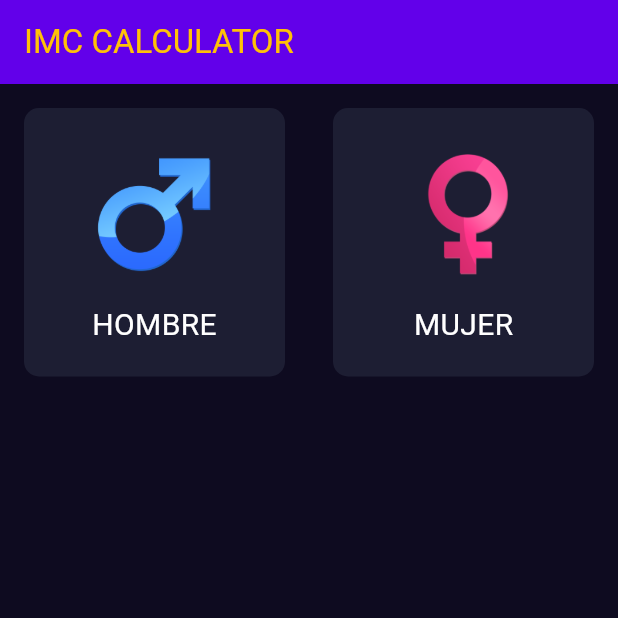
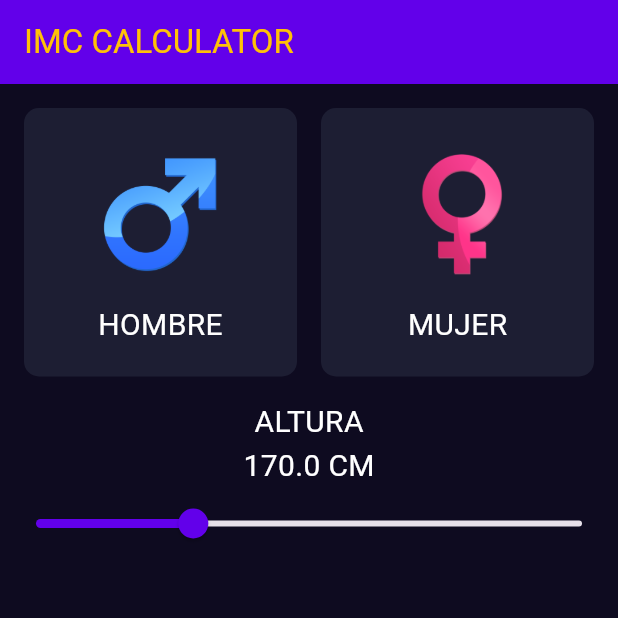
Before and after one commit to kba1986cr/aprendiendoFlutter, a Flutter app: the screen it shows after launch, on a phone screen of 412 x 824 dp, the top half of it. Run offline on Flutter 3.47's test engine with Material 3 defaults, Android fonts, the phone set to English and light mode, and no system bars.

Commit message:
Imc_Dos heigt selector

```diff
--- a/imc_dos/lib/components/gender_selector.dart
+++ b/imc_dos/lib/components/gender_selector.dart
@@ -17,12 +17,18 @@ class _GenderSelectorState extends State<GenderSelector> {
     return Row(
       children: [
         Expanded(
+          child: GestureDetector(
+            onTap: () {
+              setState(() {
+                selectedGender = "Hombre";
+              });
+            },
             child: Padding(
               padding: const EdgeInsets.only(
                 left: 16,
                 top: 16,
-              right: 16,
-              bottom: 8,
+                right: 8,
+                bottom: 16,
               ),
               child: Container(
                 decoration: BoxDecoration(
@@ -46,13 +52,20 @@ class _GenderSelectorState extends State<GenderSelector> {
               ),
             ),
           ),
+        ),
         Expanded(
+          child: GestureDetector(
+            onTap: () {
+              setState(() {
+                selectedGender = "Mujer";
+              });
+            },
             child: Padding(
               padding: const EdgeInsets.only(
-              left: 16,
+                left: 8,
                 top: 16,
                 right: 16,
-              bottom: 8,
+                bottom: 16,
               ),
               child: Container(
                 decoration: BoxDecoration(
@@ -76,6 +89,7 @@ class _GenderSelectorState extends State<GenderSelector> {
               ),
             ),
           ),
+        ),
       ],
     );
   }
--- /dev/null
+++ b/imc_dos/lib/components/height_selector.dart
@@ -0,0 +1,39 @@
+import 'package:flutter/material.dart';
+import 'package:imc_dos/components/gender_selector.dart';
+import 'package:imc_dos/core/app_colors.dart';
+import 'package:imc_dos/core/text_styles.dart';
+
+class HeightSelector extends StatefulWidget {
+  const HeightSelector({super.key});
+
+  @override
+  State<HeightSelector> createState() => _HeightSelectorState();
+}
+
+class _HeightSelectorState extends State<HeightSelector> {
+  double height = 170; //Altura inicial
+
+  @override
+  Widget build(BuildContext context) {
+    return Column(
+      children: [
+        //
+        Text("Altura".toUpperCase(), style: TextStyles.bodyText),
+        Text("$height cm".toUpperCase(), style: TextStyles.bodyText),
+        Slider(
+          value: height,
+          onChanged: (newHeight) {
+            setState(() {
+              height = newHeight;
+            });
+          },
+          min: 150,
+          max: 220,
+          divisions: 140,
+          label: "$height",
+          activeColor: AppColors.primary,
+        ),
+      ],
+    );
+  }
+}
--- a/imc_dos/lib/screens/imc_home_screec.dart
+++ b/imc_dos/lib/screens/imc_home_screec.dart
@@ -1,5 +1,6 @@
 import 'package:flutter/material.dart';
 import 'package:imc_dos/components/gender_selector.dart';
+import 'package:imc_dos/components/height_selector.dart';
 
 class ImcHomeScreen extends StatefulWidget {
   const ImcHomeScreen({super.key});
@@ -15,6 +16,7 @@ class _ImcHomeScreenState extends State<ImcHomeScreen> {
       children: [
         //
         GenderSelector(),
+        HeightSelector(),
       ],
     );
   }
```
Lines whose indentation alone changed are shown as unchanged.
